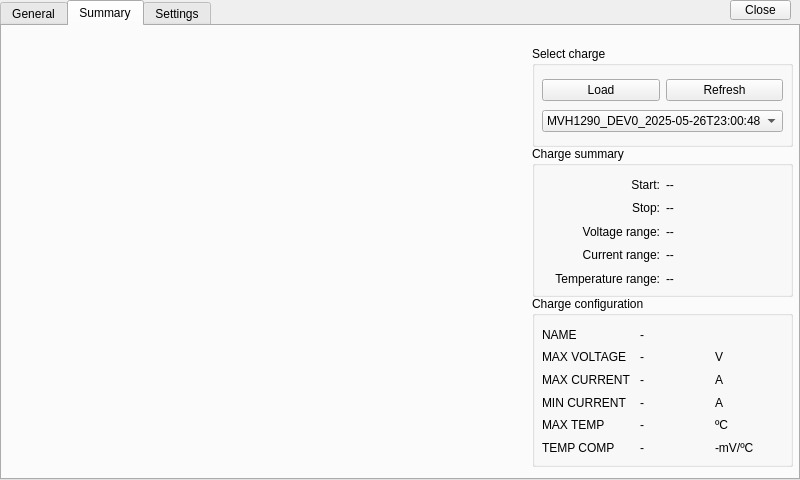
Old version of the form form.ui in the repository SFLACUEVA/AppQT.
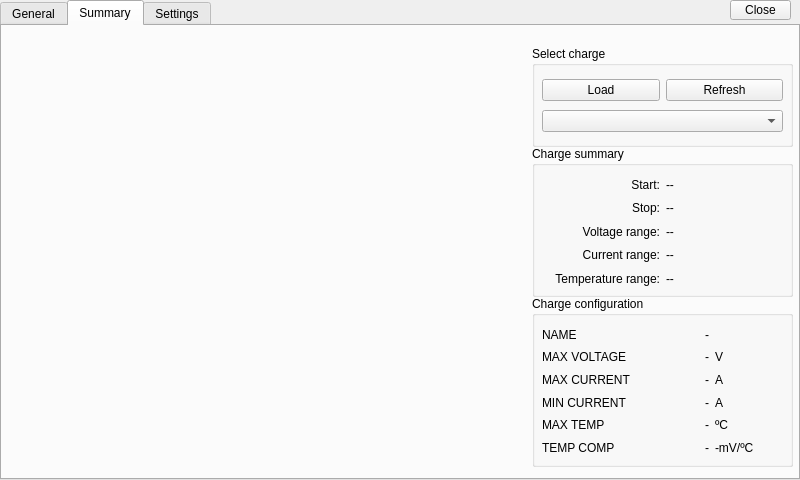
New version of the form. The open tabs and pages were chosen to show the change.

```diff
--- a/form.ui
+++ b/form.ui
@@ -360,6 +360,9 @@
             <property name="text">
              <string>-</string>
             </property>
+            <property name="alignment">
+             <set>Qt::AlignmentFlag::AlignRight|Qt::AlignmentFlag::AlignTrailing|Qt::AlignmentFlag::AlignVCenter</set>
+            </property>
            </widget>
           </item>
           <item>
@@ -367,6 +370,9 @@
             <property name="text">
              <string>-</string>
             </property>
+            <property name="alignment">
+             <set>Qt::AlignmentFlag::AlignRight|Qt::AlignmentFlag::AlignTrailing|Qt::AlignmentFlag::AlignVCenter</set>
+            </property>
            </widget>
           </item>
           <item>
@@ -374,6 +380,9 @@
             <property name="text">
              <string>-</string>
             </property>
+            <property name="alignment">
+             <set>Qt::AlignmentFlag::AlignRight|Qt::AlignmentFlag::AlignTrailing|Qt::AlignmentFlag::AlignVCenter</set>
+            </property>
            </widget>
           </item>
           <item>
@@ -381,6 +390,9 @@
             <property name="text">
              <string>-</string>
             </property>
+            <property name="alignment">
+             <set>Qt::AlignmentFlag::AlignRight|Qt::AlignmentFlag::AlignTrailing|Qt::AlignmentFlag::AlignVCenter</set>
+            </property>
            </widget>
           </item>
           <item>
@@ -388,6 +400,9 @@
             <property name="text">
              <string>-</string>
             </property>
+            <property name="alignment">
+             <set>Qt::AlignmentFlag::AlignRight|Qt::AlignmentFlag::AlignTrailing|Qt::AlignmentFlag::AlignVCenter</set>
+            </property>
            </widget>
           </item>
           <item>
@@ -395,6 +410,9 @@
             <property name="text">
              <string>-</string>
             </property>
+            <property name="alignment">
+             <set>Qt::AlignmentFlag::AlignRight|Qt::AlignmentFlag::AlignTrailing|Qt::AlignmentFlag::AlignVCenter</set>
+            </property>
            </widget>
           </item>
          </layout>
@@ -500,18 +518,7 @@
          </layout>
         </item>
         <item>
-         <widget class="QComboBox" name="comboBox">
-          <item>
-           <property name="text">
-            <string>MVH1290_DEV0_2025-05-26T23:00:48</string>
-           </property>
-          </item>
-          <item>
-           <property name="text">
-            <string>MVH1290_DEV0_2025-05-26T23:00:49</string>
-           </property>
-          </item>
-         </widget>
+         <widget class="QComboBox" name="sumCombo"/>
         </item>
        </layout>
       </widget>
```
Left out of the diff: 7 changed lines with no effect on the pictures.
